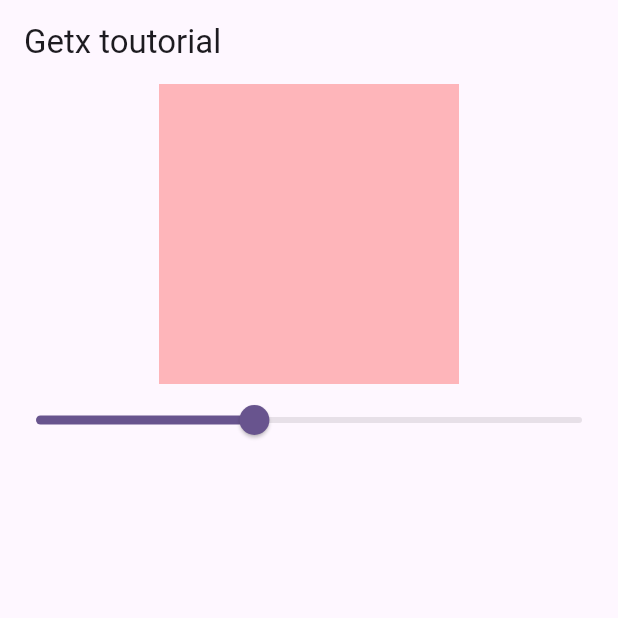
After one commit to sabin79/Get-X, a Flutter app: the screen it shows after launch, on a phone screen of 412 x 824 dp, the top half of it. The commit adds this screen. Run offline on Flutter 3.47's test engine with Material 3 defaults, Android fonts, the phone set to English and light mode, and no system bars; our stand-ins replace get; missing offline and left inert: dart:ffi.

Commit message:
example two slider and opacity

```diff
--- a/lib/counter_example/WhyGetx.dart
+++ b/lib/counter_example/WhyGetx.dart
@@ -25,14 +25,14 @@ class _GetHomeScreenState extends State<GetHomeScreen> {
 
   @override
   Widget build(BuildContext context) {
-    print("rebuild");
+    // print("rebuild");
     return Scaffold(
       appBar: AppBar(
         title: const Text('Getx toutorial'),
       ),
       body: Center(
         child: Obx(() {
-          print("rebuild");
+          //   print("rebuild");
 
           return Text(
             controller.counter.toString(),
--- /dev/null
+++ b/lib/example_two/Example_two_Screen.dart
@@ -0,0 +1,48 @@
+import 'package:example_app_getx/example_two/example_two_controller.dart';
+import 'package:flutter/material.dart';
+import 'package:get/get.dart';
+
+class ExampleTwoScreen extends StatefulWidget {
+  const ExampleTwoScreen({super.key});
+
+  @override
+  State<ExampleTwoScreen> createState() => _ExampleTwoScreenState();
+}
+
+class _ExampleTwoScreenState extends State<ExampleTwoScreen> {
+  ExampleTwoController exampleTwoController = Get.put(ExampleTwoController());
+
+  @override
+  void initState() {
+    super.initState();
+  }
+
+  @override
+  Widget build(BuildContext context) {
+    print("build");
+    return Scaffold(
+        appBar: AppBar(
+          title: const Text('Getx toutorial'),
+        ),
+        body: Column(
+          children: [
+            Obx(
+              () => Container(
+                height: 200,
+                width: 200,
+                color: Colors.redAccent
+                    .withOpacity(exampleTwoController.opacity.value),
+              ),
+            ),
+            Obx(
+              () => Slider(
+                value: exampleTwoController.opacity.value,
+                onChanged: (value) {
+                  exampleTwoController.SetOpacity(value);
+                },
+              ),
+            )
+          ],
+        ));
+  }
+}
--- /dev/null
+++ b/lib/example_two/example_two_controller.dart
@@ -0,0 +1,9 @@
+import 'package:get/get.dart';
+
+class ExampleTwoController extends GetxController {
+  RxDouble opacity = .4.obs;
+
+  SetOpacity(double value) {
+    opacity.value = value;
+  }
+}
--- a/lib/main.dart
+++ b/lib/main.dart
@@ -1,9 +1,10 @@
-import 'package:example_app_getx/WhyGetx.dart';
+import 'package:example_app_getx/counter_example/WhyGetx.dart';
 import 'package:example_app_getx/ScreenOne.dart';
 import 'package:example_app_getx/ScreenTwo.dart';
+import 'package:example_app_getx/example_two/Example_two_Screen.dart';
 import 'package:example_app_getx/homeScreen.dart';
-import 'package:example_app_getx/language_page.dart';
-import 'package:example_app_getx/languages.dart';
+import 'package:example_app_getx/language_change/language_page.dart';
+import 'package:example_app_getx/language_change/languages.dart';
 import 'package:example_app_getx/navigator.dart';
 import 'package:flutter/material.dart';
 import 'package:get/get.dart';
@@ -28,7 +29,7 @@ class MyApp extends StatelessWidget {
         useMaterial3: true,
       ),
       debugShowCheckedModeBanner: false,
-      home: const GetHomeScreen(),
+      home: const ExampleTwoScreen(),
       // getPages: [
       //   GetPage(name: '/navigator', page: () => const NavigatorScreen()),
       //   GetPage(name: '/screenOne', page: () => ScreenOne()),
```
Also changed, not shown: lib/language_change/language_page.dart (renamed from lib/language_page.dart), lib/language_change/languages.dart (renamed from lib/languages.dart).
